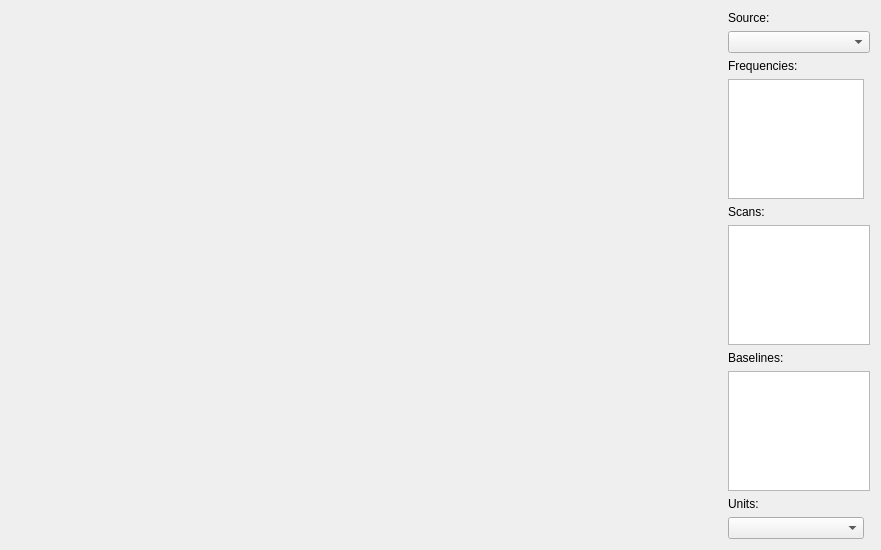
Old version of the form pastrocore/gui_pyside/tab_vis_uv_coverage.ui in the repository Torward1024/pAstroCORE.
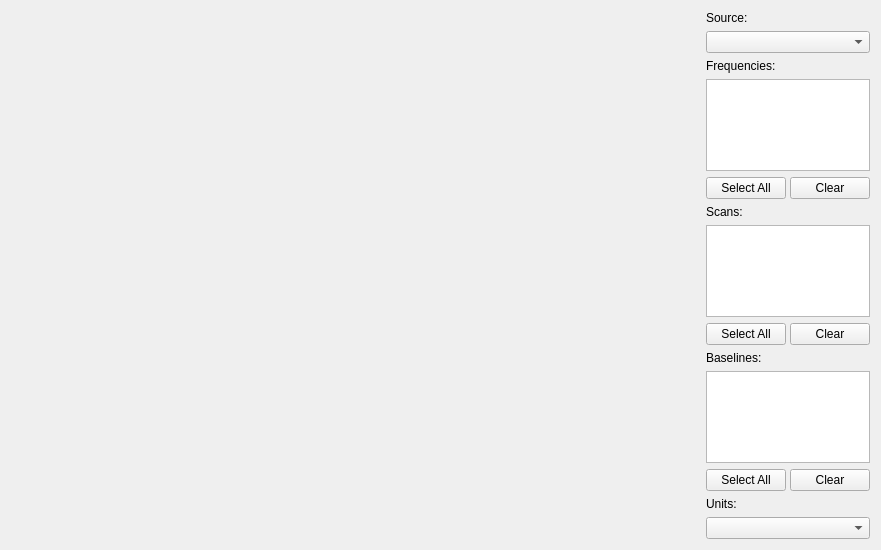
New version of the form.

Commit message:
15.09.2026 -- G7: Select All and Clear under every list a plot uses.
Two hundred baselines and one of them wanted was two hundred clicks. Every
list on the four visualization forms -- sources, scans, telescopes, baselines,
frequencies -- has the pair now, side by side under it, added in the `.ui`
files and regenerated.

The buttons are named after their list (`listScansSelectAll`,
`listScansClear`) and the base tab finds every list on its form and wires
whatever pair is named after it, so nothing lists them.

What changed in the file:
```diff
--- a/pastrocore/gui_pyside/tab_vis_uv_coverage.ui
+++ b/pastrocore/gui_pyside/tab_vis_uv_coverage.ui
@@ -19,48 +19,147 @@
     <layout class="QGridLayout" name="gridLayout_2">
      <item row="1" column="0">
       <layout class="QGridLayout" name="gridLayout">
-       <item row="6" column="0" colspan="2">
-        <widget class="QListWidget" name="listBaselines" />
-       </item>
-       <item row="4" column="0" colspan="2">
-        <widget class="QListWidget" name="listScans" />
-       </item>
        <item row="0" column="0" colspan="2">
         <widget class="QComboBox" name="comboBox">
          </widget>
        </item>
+       <item row="1" column="0" colspan="2">
+        <widget class="QLabel" name="lblFrequencies">
+         <property name="text">
+          <string>Frequencies:</string>
+         </property>
+        </widget>
+       </item>
+       <item row="2" column="0" colspan="2">
+        <widget class="QListWidget" name="listFrequencies" />
+       </item>
        <item row="3" column="0" colspan="2">
+        <layout class="QHBoxLayout" name="layoutFrequenciesButtons">
+         <property name="spacing">
+          <number>4</number>
+         </property>
+         <item>
+          <widget class="QPushButton" name="listFrequenciesSelectAll">
+           <property name="toolTip">
+            <string>Tick every frequency</string>
+           </property>
+           <property name="text">
+            <string>Select All</string>
+           </property>
+           <property name="autoDefault">
+            <bool>false</bool>
+           </property>
+          </widget>
+         </item>
+         <item>
+          <widget class="QPushButton" name="listFrequenciesClear">
+           <property name="toolTip">
+            <string>Untick every frequency</string>
+           </property>
+           <property name="text">
+            <string>Clear</string>
+           </property>
+           <property name="autoDefault">
+            <bool>false</bool>
+           </property>
+          </widget>
+         </item>
+        </layout>
+       </item>
+       <item row="4" column="0" colspan="2">
         <widget class="QLabel" name="lblScans">
          <property name="text">
           <string>Scans:</string>
          </property>
         </widget>
        </item>
-       <item row="2" column="0">
-        <widget class="QListWidget" name="listFrequencies" />
-       </item>
-       <item row="7" column="0">
-        <widget class="QLabel" name="lblUnits">
-         <property name="text">
-          <string>Units:</string>
-         </property>
-        </widget>
-       </item>
        <item row="5" column="0" colspan="2">
+        <widget class="QListWidget" name="listScans" />
+       </item>
+       <item row="6" column="0" colspan="2">
+        <layout class="QHBoxLayout" name="layoutScansButtons">
+         <property name="spacing">
+          <number>4</number>
+         </property>
+         <item>
+          <widget class="QPushButton" name="listScansSelectAll">
+           <property name="toolTip">
+            <string>Tick every scan</string>
+           </property>
+           <property name="text">
+            <string>Select All</string>
+           </property>
+           <property name="autoDefault">
+            <bool>false</bool>
+           </property>
+          </widget>
+         </item>
+         <item>
+          <widget class="QPushButton" name="listScansClear">
+           <property name="toolTip">
+            <string>Untick every scan</string>
+           </property>
+           <property name="text">
+            <string>Clear</string>
+           </property>
+           <property name="autoDefault">
+            <bool>false</bool>
+           </property>
+          </widget>
+         </item>
+        </layout>
+       </item>
+       <item row="7" column="0" colspan="2">
         <widget class="QLabel" name="lblBaselines">
          <property name="text">
           <string>Baselines:</string>
          </property>
         </widget>
        </item>
-       <item row="1" column="0" colspan="2">
-        <widget class="QLabel" name="lblFrequencies">
+       <item row="8" column="0" colspan="2">
+        <widget class="QListWidget" name="listBaselines" />
+       </item>
+       <item row="9" column="0" colspan="2">
+        <layout class="QHBoxLayout" name="layoutBaselinesButtons">
+         <property name="spacing">
+          <number>4</number>
+         </property>
+         <item>
+          <widget class="QPushButton" name="listBaselinesSelectAll">
+           <property name="toolTip">
+            <string>Tick every baseline</string>
+           </property>
+           <property name="text">
+            <string>Select All</string>
+           </property>
+           <property name="autoDefault">
+            <bool>false</bool>
+           </property>
+          </widget>
+         </item>
+         <item>
+          <widget class="QPushButton" name="listBaselinesClear">
+           <property name="toolTip">
+            <string>Untick every baseline</string>
+           </property>
+           <property name="text">
+            <string>Clear</string>
+           </property>
+           <property name="autoDefault">
+            <bool>false</bool>
+           </property>
+          </widget>
+         </item>
+        </layout>
+       </item>
+       <item row="10" column="0" colspan="2">
+        <widget class="QLabel" name="lblUnits">
          <property name="text">
-          <string>Frequencies:</string>
+          <string>Units:</string>
          </property>
         </widget>
        </item>
-       <item row="8" column="0">
+       <item row="11" column="0" colspan="2">
         <widget class="QComboBox" name="comboBox_2">
          </widget>
        </item>
```
Left out of the diff: 14 changed lines with no effect on the pictures. The commit also changes 11 other files.
